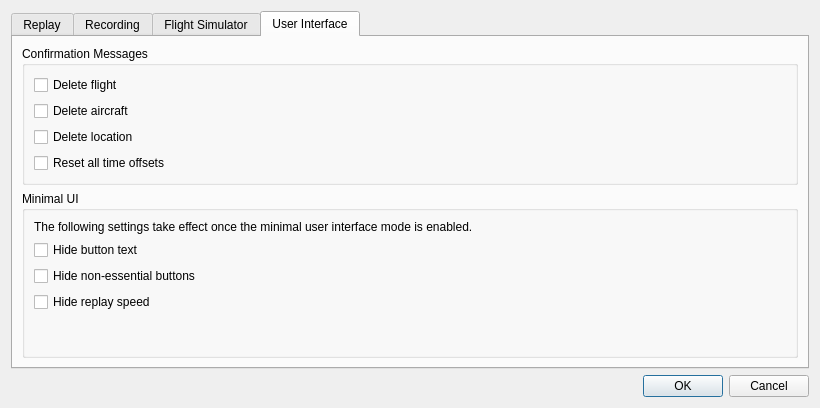
Above: src/UserInterface/src/Dialog/SettingsDialog.ui from till213/SkyDolly before the change. Below: the same form after it.
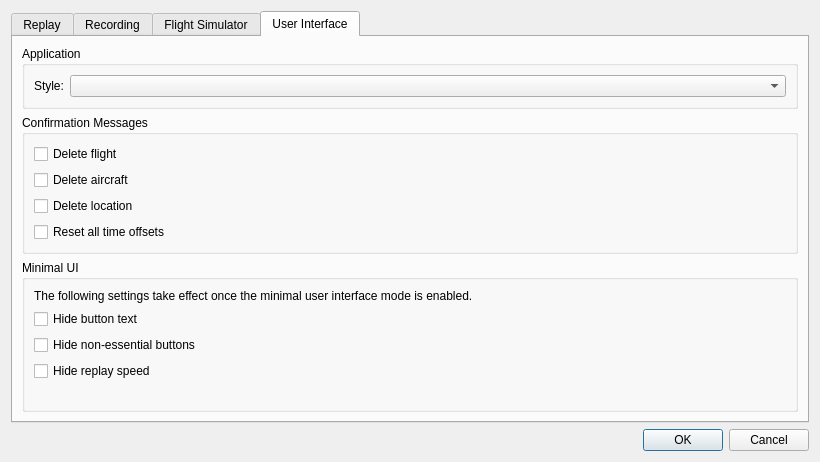
That is the form after the change. The open tabs and pages were chosen to show the change.

Commit message: Make user interface style selectable

Patch:
```diff
--- a/src/UserInterface/src/Dialog/SettingsDialog.ui
+++ b/src/UserInterface/src/Dialog/SettingsDialog.ui
@@ -7,7 +7,7 @@
     <x>0</x>
     <y>0</y>
     <width>820</width>
-    <height>408</height>
+    <height>462</height>
    </rect>
   </property>
   <property name="windowTitle">
@@ -270,6 +270,25 @@
        <string>User Interface</string>
       </attribute>
       <layout class="QVBoxLayout" name="verticalLayout_3">
+       <item>
+        <widget class="QGroupBox" name="groupBox_4">
+         <property name="title">
+          <string>Application</string>
+         </property>
+         <layout class="QFormLayout" name="formLayout_8">
+          <item row="0" column="0">
+           <widget class="QLabel" name="label_7">
+            <property name="text">
+             <string>Style:</string>
+            </property>
+           </widget>
+          </item>
+          <item row="0" column="1">
+           <widget class="QComboBox" name="styleComboBox"/>
+          </item>
+         </layout>
+        </widget>
+       </item>
        <item>
         <widget class="QGroupBox" name="groupBox_2">
          <property name="title">
```
Left out of the diff: 2 changed lines with no effect on the pictures. The commit also changes 11 other files.
